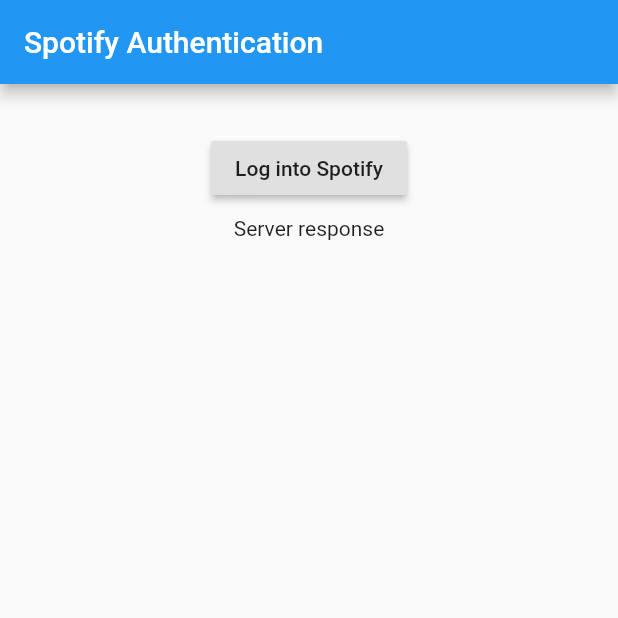
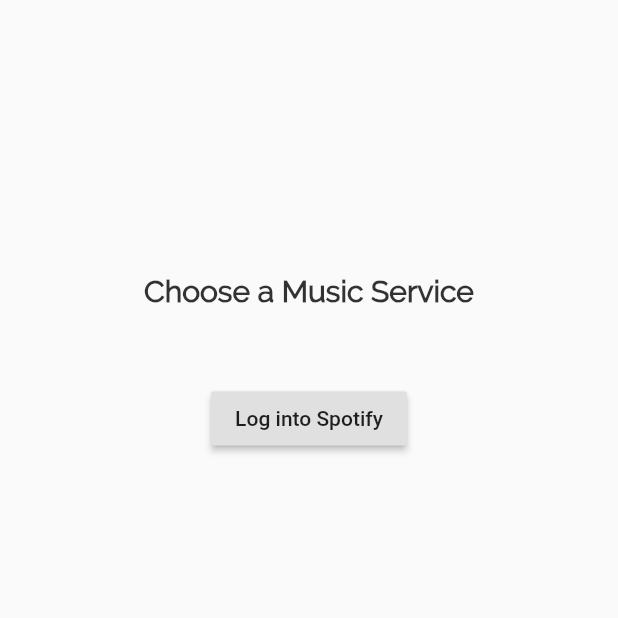
Before and after one commit to ijdershem/FlutterSpotifyApp, a Flutter app: the screen it shows after launch, after a tap on "Log into Spotify", on a phone screen of 412 x 824 dp, the top half of it. Run offline on Flutter 3.47's test engine with Material 2 defaults, Android fonts, the phone set to English and light mode, and no system bars; our stand-ins replace random_string; missing offline and left inert: spotify; statements that could not run were skipped.

Commit message:
UI Adjusments

```diff
--- a/lib/main.dart
+++ b/lib/main.dart
@@ -9,13 +9,15 @@ import 'package:url_launcher/url_launcher.dart';
 import 'package:http/http.dart';
 import 'dart:convert' as JSON;
 import 'dart:convert';
+import 'package:flutter/rendering.dart';
 
 void main() {
+  debugPaintSizeEnabled = false;
   runApp(MyApp());
 }
 
-var client_id;
-var client_secret;
+var client_id = '80a3298daea74e078d240a508afcc4c1';
+var client_secret = '';
 var redirect_uri = "http://localhost:3000/callback";
 var localhost;
 
@@ -24,13 +26,12 @@ class MyApp extends StatelessWidget {
   @override
   Widget build(BuildContext context) {
     return MaterialApp(
-      title: 'Node server demo',
+      title: 'Spin - A Crowd Sourced Aux Cord',
       debugShowCheckedModeBanner: false,
       theme: ThemeData(
         primarySwatch: Colors.blue,
       ),
       home: Scaffold(
-        appBar: AppBar(title: Text('Spotify Authentication')),
         body: BodyWidget(),
       ),
     );
@@ -44,30 +45,44 @@ class BodyWidget extends StatefulWidget {
   }
 }
 
+
+// Body widget button for sending user authentication request to
+// Spotify API
 class BodyWidgetState extends State<BodyWidget> {
-  String serverResponse = 'Server response';
 
   @override
   Widget build(BuildContext context) {
     return Padding(
       padding: const EdgeInsets.all(32.0),
       child: Align(
-        alignment: Alignment.topCenter,
+        alignment: Alignment.center,
         child: SizedBox(
-          width: 200,
+          width: 300,
           child: Column(
+            mainAxisAlignment: MainAxisAlignment.start,
             crossAxisAlignment: CrossAxisAlignment.center,
             children: <Widget>[
+              Padding(
+                padding: EdgeInsets.only(top: 150.0, bottom: 50.0),
+                child: RichText(
+                  textAlign: TextAlign.center,
+                  text: TextSpan(
+                    text: 'Choose a Music Service',
+                    style: TextStyle(
+                      fontWeight: FontWeight.bold,
+                      fontSize: 20.0,
+                      color: Colors.black.withOpacity(0.8),
+                      fontFamily: 'Raleway',
+                    ),
+                  ),
+                ),
+              ),
               RaisedButton(
                 child: Text('Log into Spotify'),
                 onPressed: () async {
-                  final Token user_token = await _getToken();
+                  final Token user_token = await _getToken(); //Returns Token object containing access and refresh tokens
                   print(user_token.access_token);
                 },
-              ),
-              Padding(
-                padding: const EdgeInsets.all(8.0),
-                child: Text(serverResponse),
               ),
             ],
           ),
@@ -76,6 +91,8 @@ class BodyWidgetState extends State<BodyWidget> {
     );
   }
 
+  // Send a POST request to the /token endpoint
+  // of the Spotify Web API once the user has granted access
   Future<Token> _getToken() async {
     Stream<String> onCode = await _server();
     _auth();
@@ -94,11 +111,10 @@ class BodyWidgetState extends State<BodyWidget> {
         'redirect_uri' : redirect_uri
       }
     );
-    // print('Response status: ${token_response.statusCode}');
-    // print('Response body: ${token_response.body}');
     return new Token.fromMap(JSON.jsonDecode(token_response.body));
   }
 
+  //  Launch a local host for use with the Spotify Web API
   Future<Stream<String>> _server() async {
     final StreamController<String> onCode = new StreamController();
     HttpServer server =
@@ -119,6 +135,8 @@ class BodyWidgetState extends State<BodyWidget> {
   }
 }
 
+// Performs a GET request to the /authorize endpoint
+// of the Spotify Web API
 void _auth() async {
   var state = randomAlphaNumeric(16);
   var scope = 'user-read-private user-read-email';
@@ -145,6 +163,8 @@ void _auth() async {
   }
 }
 
+// A class to represent the response from an access token request
+// to the Spotify Web API
 class Token {
   final String access_token;
   final String token_type;
```
Also changed, not shown: pubspec.yaml (+7 -0 lines), fonts/Raleway-Italic.ttf (added), fonts/Raleway-Regular.ttf (added).
